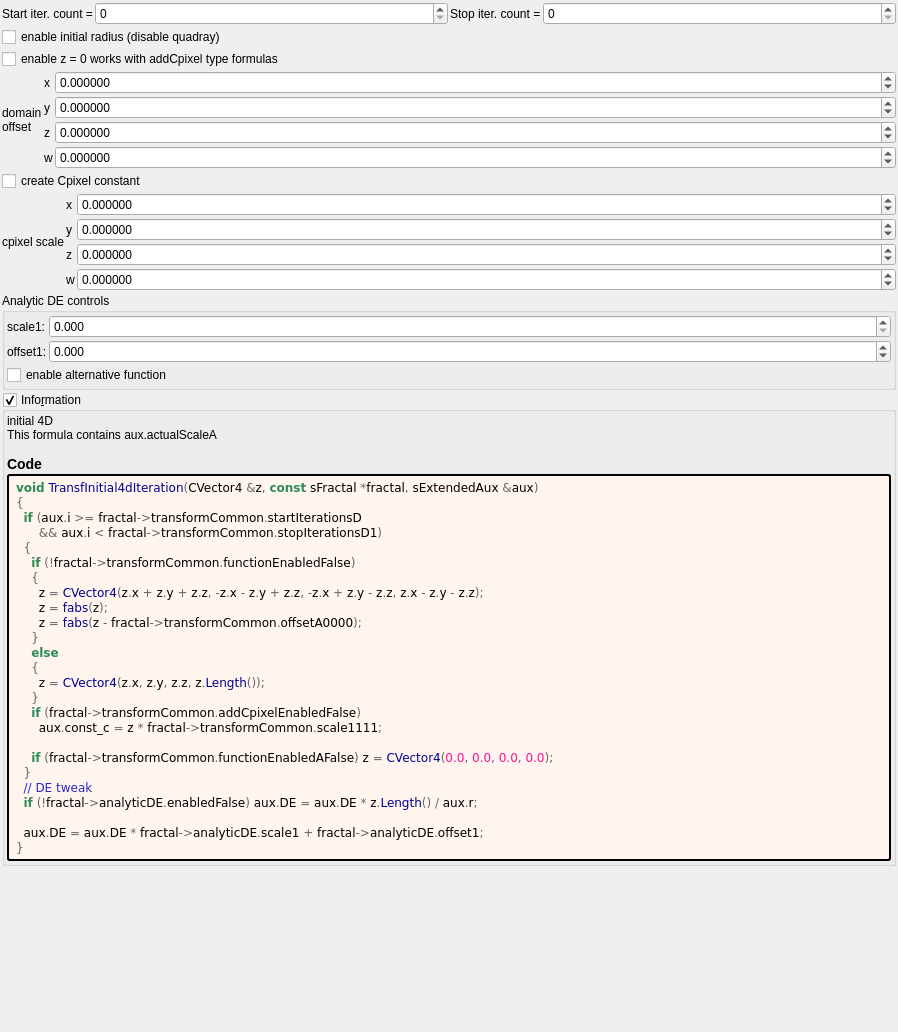
Old version of the form mandelbulber2/formula/ui/transf_initial4d.ui in the repository irinox-ctrl/mandelbulber2.
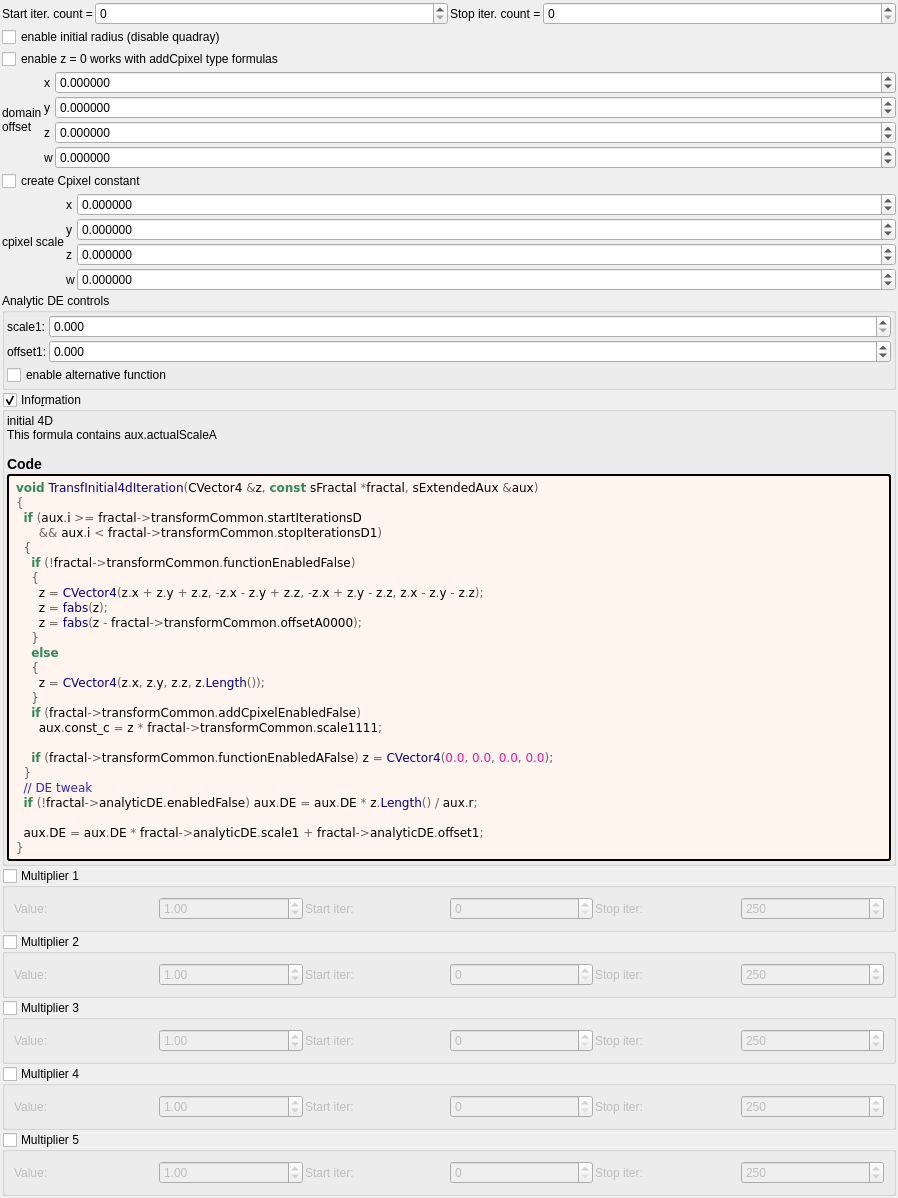
New version of the form. Custom widgets are drawn as their Qt base class.

Commit message:
feat: add 5 general-purpose multipliers to all 1007 fractal formulas
Each multiplier has:
- Checkbox (OFF by default)
- Value spinbox (default 1.0, range -100 to 100)
- Iteration start/stop range

Logic: z *= value; DE *= |value|;

Uses existing transformCommon parameters:
- Checkboxes: functionEnabledBx/By/Bz/Bw/CzFalse
- Values: scale4/5/6/8/16
- Ranges: startIterationsB-F/stopIterationsB-F

Modified 1007 .cpp (CPU), 1006 .cl (GPU), 1023 .ui files.
Both source (formula/) and deploy (deploy/share/) copies updated.

Patch:
```diff
--- a/mandelbulber2/formula/ui/transf_initial4d.ui
+++ b/mandelbulber2/formula/ui/transf_initial4d.ui
@@ -617,6 +617,192 @@
      </layout>
     </widget>
    </item>
+   <item>
+    <widget class="MyGroupBox" name="groupCheck_transf_function_enabledBx_false">
+     <property name="title"><string>Multiplier 1</string></property>
+     <property name="checkable"><bool>true</bool></property>
+     <property name="checked"><bool>false</bool></property>
+     <layout class="QGridLayout" name="gridLayout_mult1">
+      <property name="spacing"><number>2</number></property>
+      <item row="0" column="0">
+       <widget class="QLabel"><property name="text"><string>Value:</string></property></widget>
+      </item>
+      <item row="0" column="1">
+       <widget class="MyDoubleSpinBox" name="spinbox_transf_scale_4">
+        <property name="minimum"><double>-100.0</double></property><property name="maximum"><double>100.0</double></property>
+        <property name="singleStep"><double>0.01</double></property><property name="value"><double>1.0</double></property>
+       </widget>
+      </item>
+      <item row="0" column="2">
+       <widget class="QLabel"><property name="text"><string>Start iter:</string></property></widget>
+      </item>
+      <item row="0" column="3">
+       <widget class="MySpinBox" name="spinboxInt_transf_start_iterations_B">
+        <property name="minimum"><number>0</number></property><property name="maximum"><number>10000</number></property>
+        <property name="value"><number>0</number></property>
+       </widget>
+      </item>
+      <item row="0" column="4">
+       <widget class="QLabel"><property name="text"><string>Stop iter:</string></property></widget>
+      </item>
+      <item row="0" column="5">
+       <widget class="MySpinBox" name="spinboxInt_transf_stop_iterations_B">
+        <property name="minimum"><number>0</number></property><property name="maximum"><number>10000</number></property>
+        <property name="value"><number>250</number></property>
+       </widget>
+      </item>
+     </layout>
+    </widget>
+   </item>
+   <item>
+    <widget class="MyGroupBox" name="groupCheck_transf_function_enabledBy_false">
+     <property name="title"><string>Multiplier 2</string></property>
+     <property name="checkable"><bool>true</bool></property>
+     <property name="checked"><bool>false</bool></property>
+     <layout class="QGridLayout" name="gridLayout_mult2">
+      <property name="spacing"><number>2</number></property>
+      <item row="0" column="0">
+       <widget class="QLabel"><property name="text"><string>Value:</string></property></widget>
+      </item>
+      <item row="0" column="1">
+       <widget class="MyDoubleSpinBox" name="spinbox_transf_scale_5">
+        <property name="minimum"><double>-100.0</double></property><property name="maximum"><double>100.0</double></property>
+        <property name="singleStep"><double>0.01</double></property><property name="value"><double>1.0</double></property>
+       </widget>
+      </item>
+      <item row="0" column="2">
+       <widget class="QLabel"><property name="text"><string>Start iter:</string></property></widget>
+      </item>
+      <item row="0" column="3">
+       <widget class="MySpinBox" name="spinboxInt_transf_start_iterations_C">
+        <property name="minimum"><number>0</number></property><property name="maximum"><number>10000</number></property>
+        <property name="value"><number>0</number></property>
+       </widget>
+      </item>
+      <item row="0" column="4">
+       <widget class="QLabel"><property name="text"><string>Stop iter:</string></property></widget>
+      </item>
+      <item row="0" column="5">
+       <widget class="MySpinBox" name="spinboxInt_transf_stop_iterations_C">
+        <property name="minimum"><number>0</number></property><property name="maximum"><number>10000</number></property>
+        <property name="value"><number>250</number></property>
+       </widget>
+      </item>
+     </layout>
+    </widget>
+   </item>
+   <item>
+    <widget class="MyGroupBox" name="groupCheck_transf_function_enabledBz_false">
+     <property name="title"><string>Multiplier 3</string></property>
+     <property name="checkable"><bool>true</bool></property>
+     <property name="checked"><bool>false</bool></property>
+     <layout class="QGridLayout" name="gridLayout_mult3">
+      <property name="spacing"><number>2</number></property>
+      <item row="0" column="0">
+       <widget class="QLabel"><property name="text"><string>Value:</string></property></widget>
+      </item>
+      <item row="0" column="1">
+       <widget class="MyDoubleSpinBox" name="spinbox_transf_scale_6">
+        <property name="minimum"><double>-100.0</double></property><property name="maximum"><double>100.0</double></property>
+        <property name="singleStep"><double>0.01</double></property><property name="value"><double>1.0</double></property>
+       </widget>
+      </item>
+      <item row="0" column="2">
+       <widget class="QLabel"><property name="text"><string>Start iter:</string></property></widget>
+      </item>
+      <item row="0" column="3">
+       <widget class="MySpinBox" name="spinboxInt_transf_start_iterations_D">
+        <property name="minimum"><number>0</number></property><property name="maximum"><number>10000</number></property>
+        <property name="value"><number>0</number></property>
+       </widget>
+      </item>
+      <item row="0" column="4">
+       <widget class="QLabel"><property name="text"><string>Stop iter:</string></property></widget>
+      </item>
+      <item row="0" column="5">
+       <widget class="MySpinBox" name="spinboxInt_transf_stop_iterations_D">
+        <property name="minimum"><number>0</number></property><property name="maximum"><number>10000</number></property>
+        <property name="value"><number>250</number></property>
+       </widget>
+      </item>
+     </layout>
+    </widget>
+   </item>
+   <item>
+    <widget class="MyGroupBox" name="groupCheck_transf_function_enabledBw_false">
+     <property name="title"><string>Multiplier 4</string></property>
+     <property name="checkable"><bool>true</bool></property>
+     <property name="checked"><bool>false</bool></property>
+     <layout class="QGridLayout" name="gridLayout_mult4">
+      <property name="spacing"><number>2</number></property>
+      <item row="0" column="0">
+       <widget class="QLabel"><property name="text"><string>Value:</string></property></widget>
+      </item>
+      <item row="0" column="1">
+       <widget class="MyDoubleSpinBox" name="spinbox_transf_scale_8">
+        <property name="minimum"><double>-100.0</double></property><property name="maximum"><double>100.0</double></property>
+        <property name="singleStep"><double>0.01</double></property><property name="value"><double>1.0</double></property>
+       </widget>
+      </item>
+      <item row="0" column="2">
+       <widget class="QLabel"><property name="text"><string>Start iter:</string></property></widget>
+      </item>
+      <item row="0" column="3">
+       <widget class="MySpinBox" name="spinboxInt_transf_start_iterations_E">
+        <property name="minimum"><number>0</number></property><property name="maximum"><number>10000</number></property>
+        <property name="value"><number>0</number></property>
+       </widget>
+      </item>
+      <item row="0" column="4">
+       <widget class="QLabel"><property name="text"><string>Stop iter:</string></property></widget>
+      </item>
+      <item row="0" column="5">
+       <widget class="MySpinBox" name="spinboxInt_transf_stop_iterations_E">
+        <property name="minimum"><number>0</number></property><property name="maximum"><number>10000</number></property>
+        <property name="value"><number>250</number></property>
+       </widget>
+      </item>
+     </layout>
+    </widget>
+   </item>
+   <item>
+    <widget class="MyGroupBox" name="groupCheck_transf_function_enabledCz_false">
+     <property name="title"><string>Multiplier 5</string></property>
+     <property name="checkable"><bool>true</bool></property>
+     <property name="checked"><bool>false</bool></property>
+     <layout class="QGridLayout" name="gridLayout_mult5">
+      <property name="spacing"><number>2</number></property>
+      <item row="0" column="0">
+       <widget class="QLabel"><property name="text"><string>Value:</string></property></widget>
+      </item>
+      <item row="0" column="1">
+       <widget class="MyDoubleSpinBox" name="spinbox_transf_scale_16">
+        <property name="minimum"><double>-100.0</double></property><property name="maximum"><double>100.0</double></property>
+        <property name="singleStep"><double>0.01</double></property><property name="value"><double>1.0</double></property>
+       </widget>
+      </item>
+      <item row="0" column="2">
+       <widget class="QLabel"><property name="text"><string>Start iter:</string></property></widget>
+      </item>
+      <item row="0" column="3">
+       <widget class="MySpinBox" name="spinboxInt_transf_start_iterations_F">
+        <property name="minimum"><number>0</number></property><property name="maximum"><number>10000</number></property>
+        <property name="value"><number>0</number></property>
+       </widget>
+      </item>
+      <item row="0" column="4">
+       <widget class="QLabel"><property name="text"><string>Stop iter:</string></property></widget>
+      </item>
+      <item row="0" column="5">
+       <widget class="MySpinBox" name="spinboxInt_transf_stop_iterations_F">
+        <property name="minimum"><number>0</number></property><property name="maximum"><number>10000</number></property>
+        <property name="value"><number>250</number></property>
+       </widget>
+      </item>
+     </layout>
+    </widget>
+   </item>
+
    <item>
     <spacer name="verticalSpacer">
      <property name="orientation">
```
The commit also changes 3972 other files.
